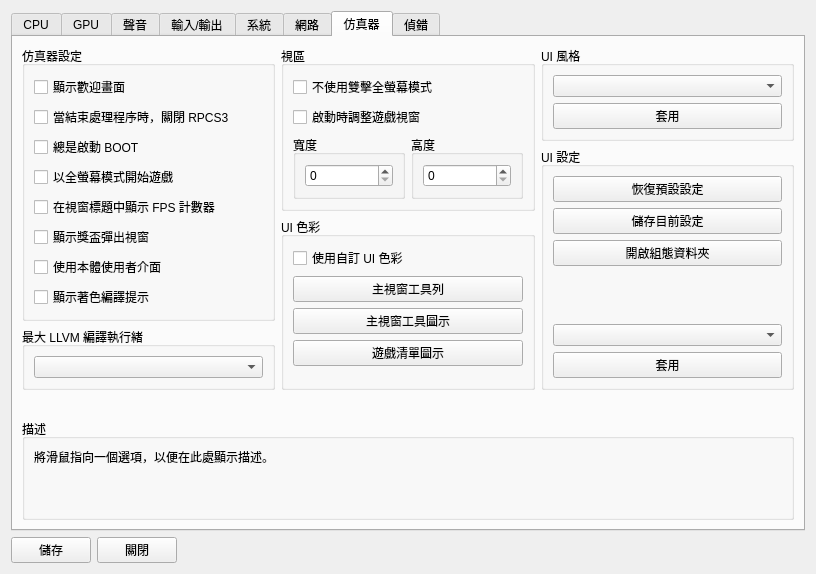
First picture: the form in rpcs3/rpcs3qt/settings_dialog.ui, repository RPCS3/rpcs3, before the edit.
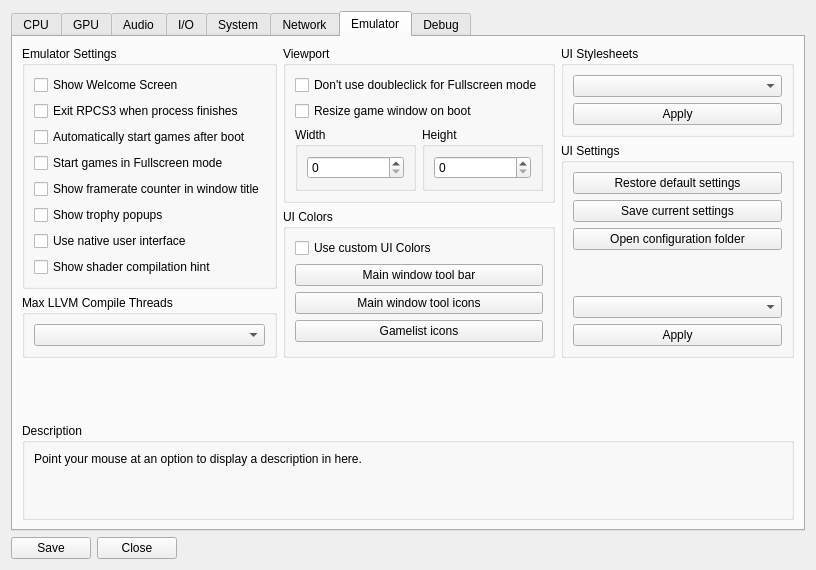
Second picture: the form after the edit. The open tabs and pages were chosen to show the change. Icons and pictures are not drawn.

Commit message: 還原原文以便主線合併。

```diff
--- a/rpcs3/rpcs3qt/settings_dialog.ui
+++ b/rpcs3/rpcs3qt/settings_dialog.ui
@@ -737,7 +737,7 @@
      </widget>
      <widget class="QWidget" name="audioTab">
       <attribute name="title">
-       <string>聲音</string>
+       <string>Audio</string>
       </attribute>
       <layout class="QVBoxLayout" name="verticalLayout_26">
        <item>
@@ -860,7 +860,7 @@
      </widget>
      <widget class="QWidget" name="inputTab">
       <attribute name="title">
-       <string>輸入/輸出</string>
+       <string>I/O</string>
       </attribute>
       <layout class="QVBoxLayout" name="verticalLayout_32">
        <item>
@@ -995,7 +995,7 @@
      </widget>
      <widget class="QWidget" name="systemTab">
       <attribute name="title">
-       <string>系統</string>
+       <string>System</string>
       </attribute>
       <layout class="QVBoxLayout" name="verticalLayout_37">
        <item>
@@ -1132,7 +1132,7 @@
      </widget>
      <widget class="QWidget" name="networkTab">
       <attribute name="title">
-       <string>網路</string>
+       <string>Network</string>
       </attribute>
       <layout class="QVBoxLayout" name="verticalLayout_40">
        <item>
@@ -1218,7 +1218,7 @@
      </widget>
      <widget class="QWidget" name="emulatorTab">
       <attribute name="title">
-       <string>仿真器</string>
+       <string>Emulator</string>
       </attribute>
       <layout class="QVBoxLayout" name="verticalLayout_46">
        <item>
@@ -1228,62 +1228,62 @@
            <item>
             <widget class="QGroupBox" name="gb_emu_settings">
              <property name="title">
-              <string>仿真器設定</string>
+              <string>Emulator Settings</string>
              </property>
              <layout class="QVBoxLayout" name="verticalLayout_41">
               <item>
                <widget class="QCheckBox" name="cb_show_welcome">
                 <property name="text">
-                 <string>顯示歡迎畫面</string>
+                 <string>Show Welcome Screen</string>
                 </property>
                </widget>
               </item>
               <item>
                <widget class="QCheckBox" name="exitOnStop">
                 <property name="text">
-                 <string>當結束處理程序時，關閉 RPCS3</string>
+                 <string>Exit RPCS3 when process finishes</string>
                 </property>
                </widget>
               </item>
               <item>
                <widget class="QCheckBox" name="alwaysStart">
                 <property name="text">
-                 <string>總是啟動 BOOT</string>
+                 <string>Automatically start games after boot</string>
                 </property>
                </widget>
               </item>
               <item>
                <widget class="QCheckBox" name="startGameFullscreen">
                 <property name="text">
-                 <string>以全螢幕模式開始遊戲</string>
+                 <string>Start games in Fullscreen mode</string>
                 </property>
                </widget>
               </item>
               <item>
                <widget class="QCheckBox" name="showFPSInTitle">
                 <property name="text">
-                 <string>在視窗標題中顯示 FPS 計數器</string>
+                 <string>Show framerate counter in window title</string>
                 </property>
                </widget>
               </item>
               <item>
                <widget class="QCheckBox" name="showTrophyPopups">
                 <property name="text">
-                 <string>顯示獎盃彈出視窗</string>
+                 <string>Show trophy popups</string>
                 </property>
                </widget>
               </item>
               <item>
                <widget class="QCheckBox" name="useNativeInterface">
                 <property name="text">
-                 <string>使用本體使用者介面</string>
+                 <string>Use native user interface</string>
                 </property>
                </widget>
               </item>
               <item>
                <widget class="QCheckBox" name="showShaderCompilationHint">
                 <property name="text">
-                 <string>顯示著色編譯提示</string>
+                 <string>Show shader compilation hint</string>
                 </property>
                </widget>
               </item>
@@ -1309,7 +1309,7 @@
            <item>
             <widget class="QGroupBox" name="gb_max_llvm">
              <property name="title">
-              <string>最大 LLVM 編譯執行緒</string>
+              <string>Max LLVM Compile Threads</string>
              </property>
              <layout class="QVBoxLayout" name="verticalLayout_63">
               <item>
@@ -1325,20 +1325,20 @@
            <item>
             <widget class="QGroupBox" name="gb_viewport">
              <property name="title">
-              <string>視區</string>
+              <string>Viewport</string>
              </property>
              <layout class="QVBoxLayout" name="verticalLayout_50">
               <item>
                <widget class="QCheckBox" name="gs_disableMouse">
                 <property name="text">
-                 <string>不使用雙擊全螢幕模式</string>
+                 <string>Don't use doubleclick for Fullscreen mode</string>
                 </property>
                </widget>
               </item>
               <item>
                <widget class="QCheckBox" name="gs_resizeOnBoot">
                 <property name="text">
-                 <string>啟動時調整遊戲視窗</string>
+                 <string>Resize game window on boot</string>
                 </property>
                </widget>
               </item>
@@ -1347,7 +1347,7 @@
                 <item>
                  <widget class="QGroupBox" name="groupBox_4">
                   <property name="title">
-                   <string>寬度</string>
+                   <string>Width</string>
                   </property>
                   <layout class="QVBoxLayout" name="verticalLayout_49">
                    <item>
@@ -1378,7 +1378,7 @@
                 <item>
                  <widget class="QGroupBox" name="groupBox_5">
                   <property name="title">
-                   <string>高度</string>
+                   <string>Height</string>
                   </property>
                   <layout class="QVBoxLayout" name="verticalLayout_48">
                    <item>
@@ -1417,34 +1417,34 @@
            <item>
             <widget class="QGroupBox" name="gb_colors">
              <property name="title">
-              <string>UI 色彩</string>
+              <string>UI Colors</string>
              </property>
              <layout class="QVBoxLayout" name="verticalLayout_13">
               <item>
                <widget class="QCheckBox" name="cb_custom_colors">
                 <property name="text">
-                 <string>使用自訂 UI 色彩</string>
+                 <string>Use custom UI Colors</string>
                 </property>
                </widget>
               </item>
               <item>
                <widget class="QPushButton" name="pb_tool_bar_color">
                 <property name="text">
-                 <string>主視窗工具列</string>
+                 <string>Main window tool bar</string>
                 </property>
                </widget>
               </item>
               <item>
                <widget class="QPushButton" name="pb_tool_icon_color">
                 <property name="text">
-                 <string>主視窗工具圖示</string>
+                 <string>Main window tool icons</string>
                 </property>
                </widget>
               </item>
               <item>
                <widget class="QPushButton" name="pb_gl_icon_color">
                 <property name="text">
-                 <string>遊戲清單圖示</string>
+                 <string>Gamelist icons</string>
                 </property>
                </widget>
               </item>
@@ -1474,7 +1474,7 @@
            <item>
             <widget class="QGroupBox" name="gb_stylesheets">
              <property name="title">
-              <string>UI 風格</string>
+              <string>UI Stylesheets</string>
              </property>
              <layout class="QVBoxLayout" name="verticalLayout_43">
               <item>
@@ -1483,7 +1483,7 @@
               <item>
                <widget class="QPushButton" name="pb_apply_stylesheet">
                 <property name="text">
-                 <string>套用</string>
+                 <string>Apply</string>
                 </property>
                </widget>
               </item>
@@ -1493,27 +1493,27 @@
            <item>
             <widget class="QGroupBox" name="gb_settings">
              <property name="title">
-              <string>UI 設定</string>
+              <string>UI Settings</string>
              </property>
              <layout class="QVBoxLayout" name="verticalLayout_42">
               <item>
                <widget class="QPushButton" name="pb_reset_default">
                 <property name="text">
-                 <string>恢復預設設定</string>
+                 <string>Restore default settings</string>
                 </property>
                </widget>
               </item>
               <item>
                <widget class="QPushButton" name="pb_backup_config">
                 <property name="text">
-                 <string>儲存目前設定</string>
+                 <string>Save current settings</string>
                 </property>
                </widget>
               </item>
               <item>
                <widget class="QPushButton" name="pb_open_folder">
                 <property name="text">
-                 <string>開啟組態資料夾</string>
+                 <string>Open configuration folder</string>
                 </property>
                </widget>
               </item>
@@ -1539,7 +1539,7 @@
               <item>
                <widget class="QPushButton" name="pb_apply_config">
                 <property name="text">
-                 <string>套用</string>
+                 <string>Apply</string>
                 </property>
                </widget>
               </item>
@@ -1569,13 +1569,13 @@
        <item>
         <widget class="QGroupBox" name="groupBox_62">
          <property name="title">
-          <string>描述</string>
+          <string>Description</string>
          </property>
          <layout class="QVBoxLayout" name="verticalLayout_45">
           <item>
            <widget class="QLabel" name="description_emulator">
             <property name="text">
-             <string>將滑鼠指向一個選項，以便在此處顯示描述。
+             <string>Point your mouse at an option to display a description in here.
 
 
 </string>
@@ -1598,7 +1598,7 @@
      </widget>
      <widget class="QWidget" name="debugTab">
       <attribute name="title">
-       <string>偵錯</string>
+       <string>Debug</string>
       </attribute>
       <layout class="QVBoxLayout" name="verticalLayout_53">
        <item>
@@ -1802,7 +1802,7 @@
      <item alignment="Qt::AlignLeft">
       <widget class="QPushButton" name="okButton">
        <property name="text">
-        <string>儲存</string>
+        <string>Save</string>
        </property>
        <property name="autoDefault">
         <bool>false</bool>
@@ -1812,7 +1812,7 @@
      <item alignment="Qt::AlignLeft">
       <widget class="QPushButton" name="cancelButton">
        <property name="text">
-        <string>關閉</string>
+        <string>Close</string>
        </property>
        <property name="autoDefault">
         <bool>false</bool>
```
Left out of the diff: 166 changed lines with no effect on the pictures. The commit also changes 88 other files.
